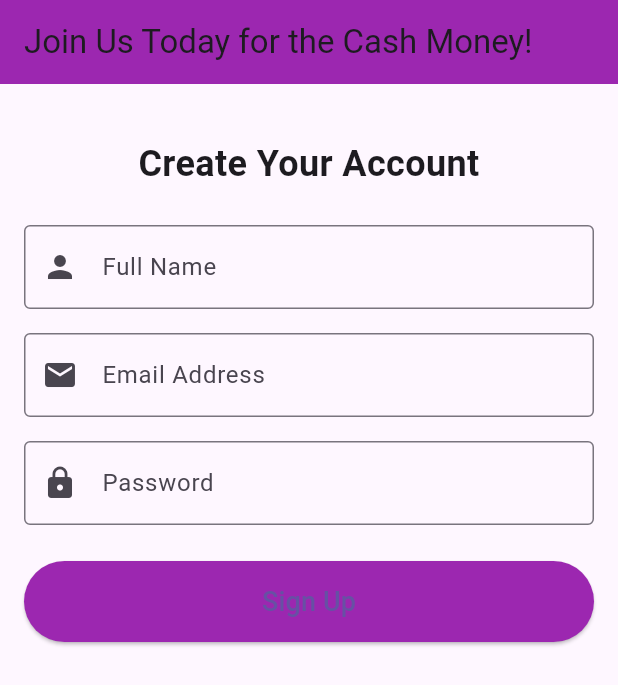
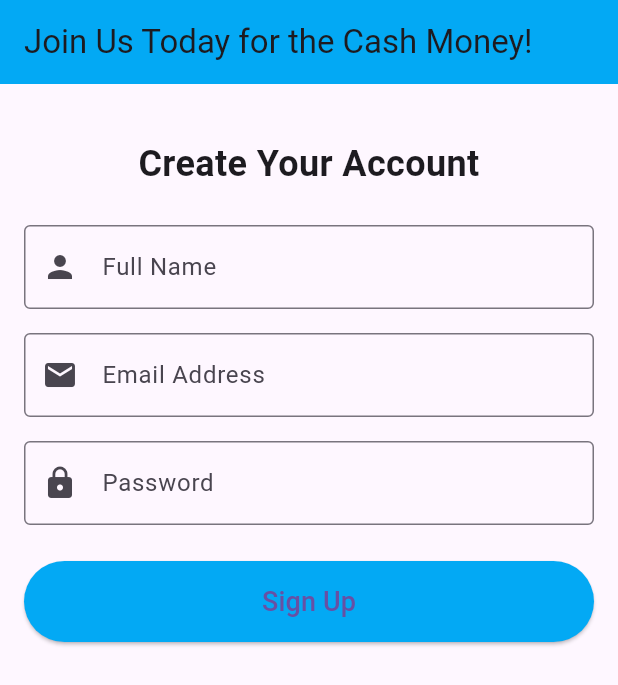
Before and after one commit to mumomuthike/MAD_Inclass9, a Flutter app: the screen it shows after launch, on a phone screen of 412 x 824 dp. Shown: the top 685 px of the screen. Run offline on Flutter 3.47's test engine with Material 3 defaults, Android fonts, the phone set to English and light mode, and no system bars.

Commit message:
update colors

```diff
--- a/mad_inclass9/lib/main.dart
+++ b/mad_inclass9/lib/main.dart
@@ -13,7 +13,7 @@ class MyApp extends StatelessWidget {
     return MaterialApp(
       title: 'Fun Signup App',
       debugShowCheckedModeBanner: false,
-      theme: ThemeData(primarySwatch: Colors.purple),
+      theme: ThemeData(primarySwatch: Colors.lightBlue),
       home: const SignupPage(),
     );
   }
@@ -57,7 +57,7 @@ class _SignupPageState extends State<SignupPage> {
     return Scaffold(
       appBar: AppBar(
         title: const Text('Join Us Today for the Cash Money!'),
-        backgroundColor: Colors.purple,
+        backgroundColor: Colors.lightBlue,
       ),
       body: SingleChildScrollView(
         child: Padding(
@@ -138,7 +138,7 @@ class _SignupPageState extends State<SignupPage> {
                 ElevatedButton(
                   onPressed: _submitForm,
                   style: ElevatedButton.styleFrom(
-                    backgroundColor: Colors.purple,
+                    backgroundColor: Colors.lightBlue,
                     padding: const EdgeInsets.symmetric(
                       horizontal: 40,
                       vertical: 14,
```
